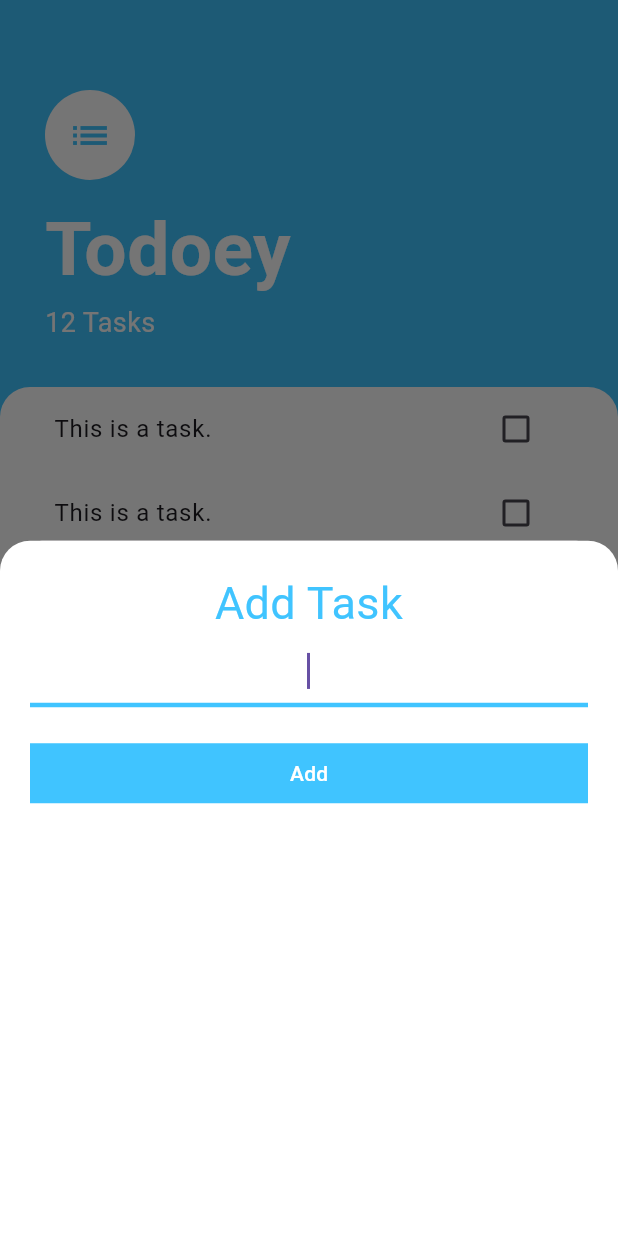
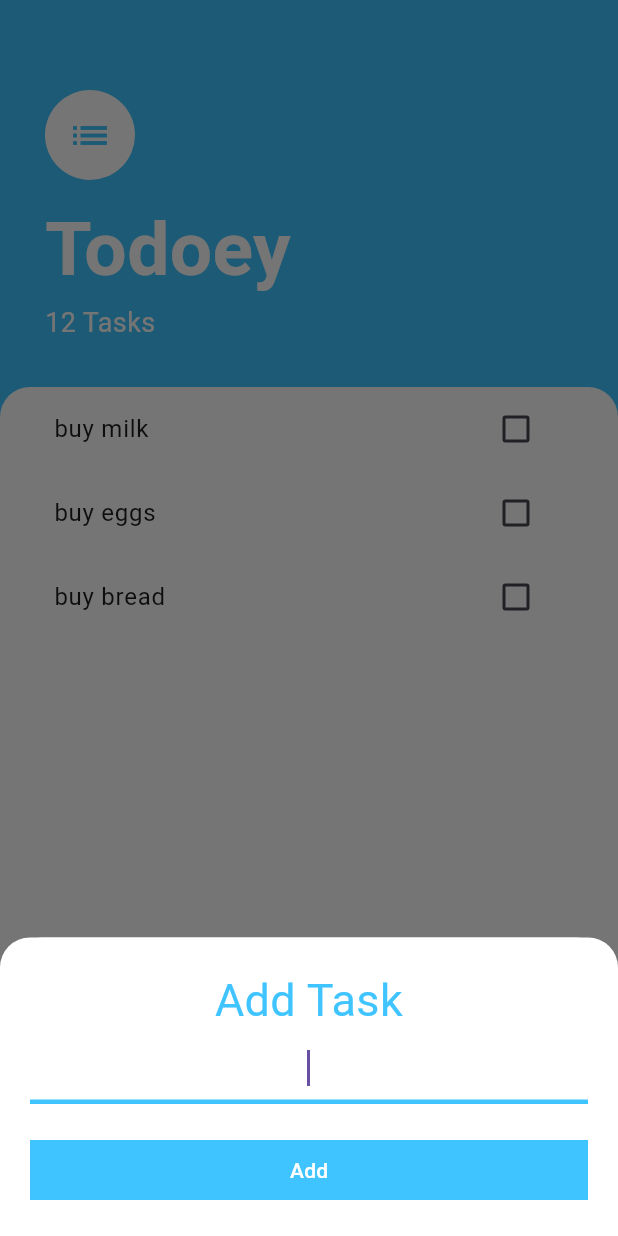
Before and after one commit to Tolkynbayeva/todoey_flutter, a Flutter app: the screen it shows after launch, after a tap on the "add" icon, on a phone screen of 412 x 824 dp. Run offline on Flutter 3.47's test engine with Material 3 defaults, Android fonts, the phone set to English and light mode, and no system bars.

Commit message:
create listView builder

```diff
--- /dev/null
+++ b/lib/models/task.dart
@@ -0,0 +1,10 @@
+class Task {
+  final String? name;
+  bool isDone;
+
+  Task({this.name, this.isDone = false});
+
+  void toogleDone() {
+    isDone = !isDone;
+  }
+}
--- a/lib/pages/tasks_page.dart
+++ b/lib/pages/tasks_page.dart
@@ -16,7 +16,16 @@ class TasksPage extends StatelessWidget {
           color: Colors.white,
         ),
         onPressed: () {
-          showModalBottomSheet(context: context, builder: (context) => AddTaskPage());
+          showModalBottomSheet(
+            context: context,
+            isScrollControlled: true,
+            builder: (context) => SingleChildScrollView(
+              child: Container(
+                padding: EdgeInsets.only(bottom: MediaQuery.of(context).viewInsets.bottom),
+                child: AddTaskPage(),
+              ),
+            ),
+          );
         },
       ),
       body: Column(
--- a/lib/widgets/task_tile.dart
+++ b/lib/widgets/task_tile.dart
@@ -1,13 +1,24 @@
 import 'package:flutter/material.dart';
 
 class TaskTile extends StatelessWidget {
+  final bool? isChecked;
+  final String? taskTitle;
+  final ValueChanged<bool?>? checkboxCallBack;
+
+  TaskTile({this.isChecked, this.taskTitle, this.checkboxCallBack});
+
   @override
   Widget build(BuildContext context) {
     return ListTile(
-      title: Text('This is a task.'),
+      title: Text(
+        taskTitle ?? 'This is a task.',
+        style: TextStyle(
+            decoration: isChecked! ? TextDecoration.lineThrough : null),
+      ),
       trailing: Checkbox(
-        value: false,
-        onChanged: (bool? newValue) {},
+        activeColor: Colors.lightBlueAccent,
+        value: isChecked,
+        onChanged: checkboxCallBack,
       ),
     );
   }
--- a/lib/widgets/tasks_list.dart
+++ b/lib/widgets/tasks_list.dart
@@ -1,15 +1,34 @@
 import 'package:flutter/material.dart';
 import 'task_tile.dart';
+import 'package:todoey_flutter/models/task.dart';
 
-class TasksList extends StatelessWidget {
+class TasksList extends StatefulWidget {
+  @override
+  State<TasksList> createState() => _TasksListState();
+}
+
+class _TasksListState extends State<TasksList> {
+  List<Task> tasks = [
+    Task(name: 'buy milk'),
+    Task(name: 'buy eggs'),
+    Task(name: 'buy bread'),
+  ];
+
   @override
   Widget build(BuildContext context) {
-    return ListView(
-      children: [
-        TaskTile(),
-        TaskTile(),
-        TaskTile(),
-      ],
+    return ListView.builder(itemBuilder: (context, index) {
+      return TaskTile(
+        taskTitle: tasks[index].name,
+        isChecked: tasks[index].isDone,
+        checkboxCallBack: (checkboxState) {
+          setState(() {
+            tasks[index].toogleDone();
+          });
+        },
+
+      );
+    },
+    itemCount: tasks.length,
     );
   }
 }
```
